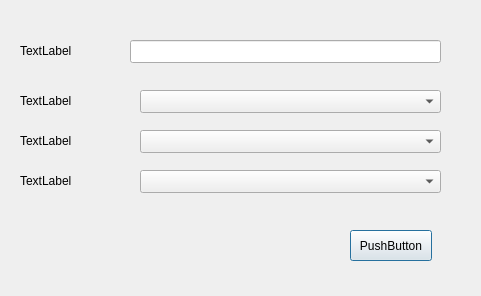
Old version of the form addnewdiplomadialog.ui in the repository MrRisoni/Gauss.
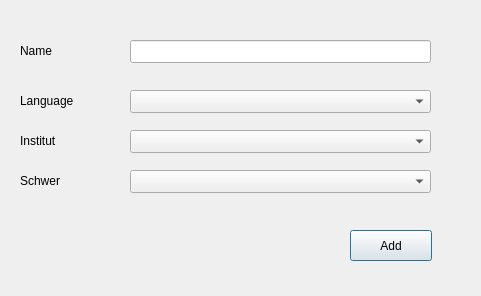
New version of the form.

Patch:
```diff
--- a/addnewdiplomadialog.ui
+++ b/addnewdiplomadialog.ui
@@ -23,7 +23,7 @@
     </rect>
    </property>
    <property name="text">
-    <string>TextLabel</string>
+    <string>Name</string>
    </property>
   </widget>
   <widget class="QLabel" name="label_2">
@@ -36,7 +36,7 @@
     </rect>
    </property>
    <property name="text">
-    <string>TextLabel</string>
+    <string>Language</string>
    </property>
   </widget>
   <widget class="QLabel" name="label_3">
@@ -49,7 +49,7 @@
     </rect>
    </property>
    <property name="text">
-    <string>TextLabel</string>
+    <string>Institut</string>
    </property>
   </widget>
   <widget class="QLabel" name="label_4">
@@ -62,7 +62,7 @@
     </rect>
    </property>
    <property name="text">
-    <string>TextLabel</string>
+    <string>Schwer</string>
    </property>
   </widget>
   <widget class="QLineEdit" name="lineEdit">
@@ -70,7 +70,7 @@
     <rect>
      <x>130</x>
      <y>40</y>
-     <width>311</width>
+     <width>301</width>
      <height>23</height>
     </rect>
    </property>
@@ -78,7 +78,7 @@
   <widget class="QComboBox" name="comboBox">
    <property name="geometry">
     <rect>
-     <x>140</x>
+     <x>130</x>
      <y>90</y>
      <width>301</width>
      <height>23</height>
@@ -88,7 +88,7 @@
   <widget class="QComboBox" name="comboBox_2">
    <property name="geometry">
     <rect>
-     <x>140</x>
+     <x>130</x>
      <y>130</y>
      <width>301</width>
      <height>23</height>
@@ -98,7 +98,7 @@
   <widget class="QComboBox" name="comboBox_3">
    <property name="geometry">
     <rect>
-     <x>140</x>
+     <x>130</x>
      <y>170</y>
      <width>301</width>
      <height>23</height>
@@ -115,7 +115,7 @@
     </rect>
    </property>
    <property name="text">
-    <string>PushButton</string>
+    <string>Add</string>
    </property>
   </widget>
  </widget>
```
Left out of the diff: 12 changed lines with no effect on the pictures.
